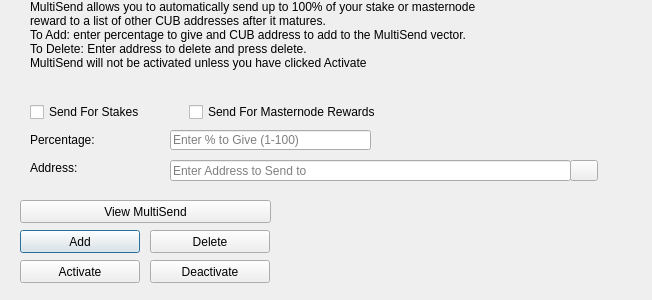
Old version of the form src/qt/forms/multisenddialog.ui in the repository cubex-network/cubex.
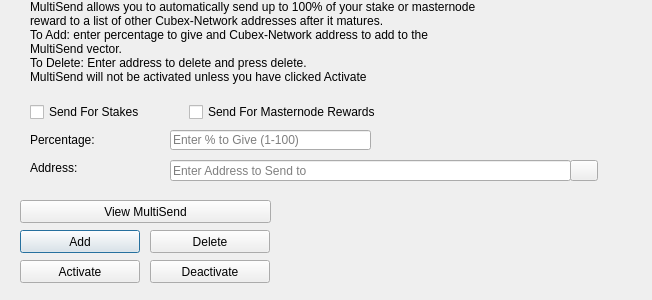
New version of the form. Icons and pictures are not drawn.

```diff
--- a/src/qt/forms/multisenddialog.ui
+++ b/src/qt/forms/multisenddialog.ui
@@ -61,8 +61,8 @@
     <number>1</number>
    </property>
    <property name="text">
-    <string>MultiSend allows you to automatically send up to 100% of your stake or masternode reward to a list of other CUB addresses after it matures.
-To Add: enter percentage to give and CUB address to add to the MultiSend vector.
+    <string>MultiSend allows you to automatically send up to 100% of your stake or masternode reward to a list of other Cubex-Network addresses after it matures.
+To Add: enter percentage to give and Cubex-Network address to add to the MultiSend vector.
 To Delete: Enter address to delete and press delete.
 MultiSend will not be activated unless you have clicked Activate</string>
    </property>
```
